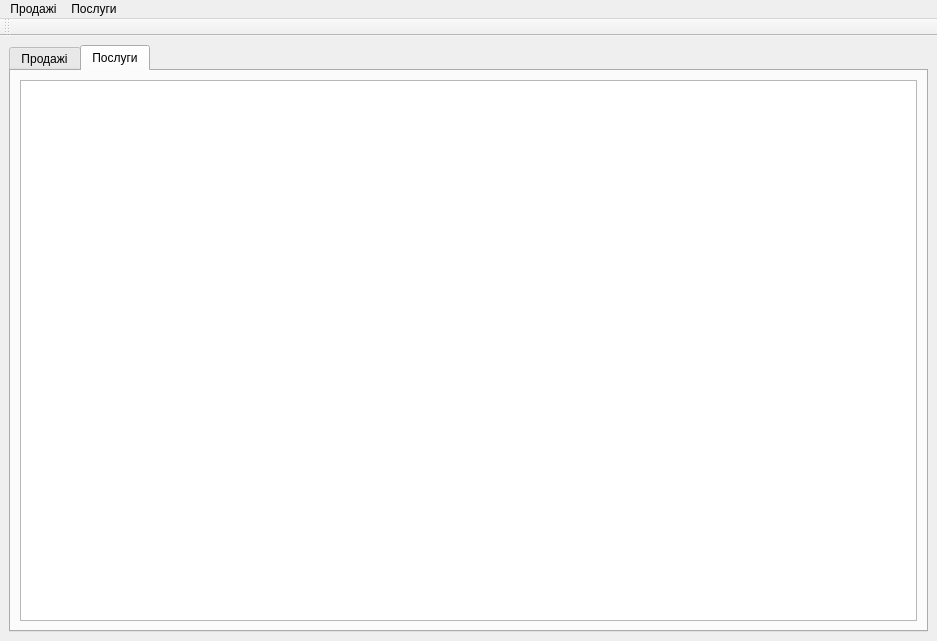
This is mainwindow.ui in Bodiok007/SimpleAccounting as Qt 5 draws it before an edit. The edited form follows.
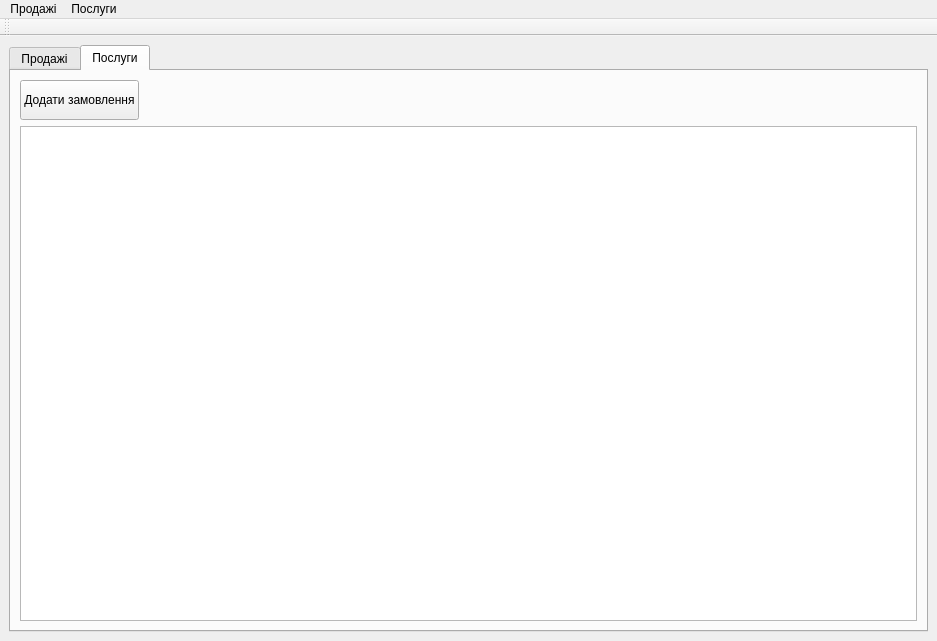
This is the edited form. The open tabs and pages were chosen to show the change. Custom widgets are drawn as their Qt base class.

Commit message: implemented functionality add service form

The edit to the form file:
```diff
--- a/mainwindow.ui
+++ b/mainwindow.ui
@@ -93,6 +93,36 @@
         <string>Послуги</string>
        </attribute>
        <layout class="QVBoxLayout" name="verticalLayout_2">
+        <item>
+         <layout class="QHBoxLayout" name="horizontalLayout_3">
+          <item>
+           <widget class="QPushButton" name="addServiceButton">
+            <property name="minimumSize">
+             <size>
+              <width>100</width>
+              <height>40</height>
+             </size>
+            </property>
+            <property name="text">
+             <string>Додати замовлення</string>
+            </property>
+           </widget>
+          </item>
+          <item>
+           <spacer name="horizontalSpacer_2">
+            <property name="orientation">
+             <enum>Qt::Horizontal</enum>
+            </property>
+            <property name="sizeHint" stdset="0">
+             <size>
+              <width>40</width>
+              <height>20</height>
+             </size>
+            </property>
+           </spacer>
+          </item>
+         </layout>
+        </item>
         <item>
          <widget class="ServicesTableView" name="tableServices">
           <property name="minimumSize">
```
Left out of the diff: 34 changed lines with no effect on the pictures. The commit also changes 14 other files.
